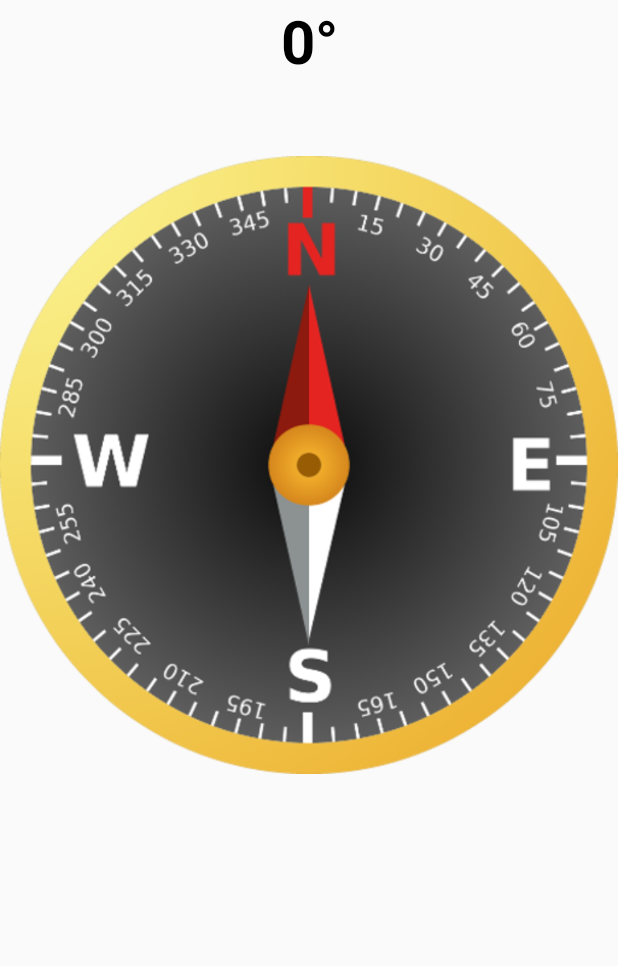
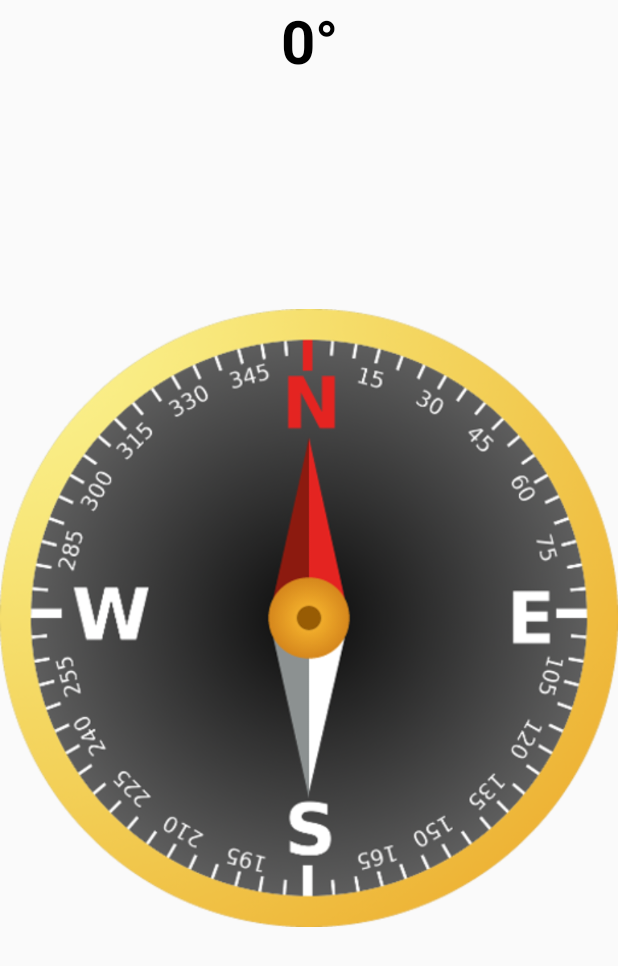
Before and after one commit to DavidBlomberg/HelloSensor, an Android app: the layout activity_compass.xml on its own in the app's theme, with its tools: preview values and no code run, on a phone screen of 412 x 824 dp. Shown: the top 966 px of the screen. Run offline under Robolectric (Android 15) with nearby library versions, the light colour scheme and no system bars.

Commit message:
Final commit! (hopefully)

```diff
--- a/app/src/main/java/com/example/hellosensor/AccelerometerActivity.java
+++ b/app/src/main/java/com/example/hellosensor/AccelerometerActivity.java
@@ -153,7 +153,7 @@ public class AccelerometerActivity extends AppCompatActivity implements SensorEv
     }
 
    public void playSound() {
-        if (deltaX > 20 || deltaY > 20 || deltaZ > 20) {
+        if (deltaX > 30 || deltaY > 30 || deltaZ > 30) {
             yuh_sound.start();
         }
 
--- a/app/src/main/java/com/example/hellosensor/MainActivity.java
+++ b/app/src/main/java/com/example/hellosensor/MainActivity.java
@@ -1,6 +1,4 @@
 package com.example.hellosensor;
-
-
 
 import android.content.Intent;
 import android.support.v7.app.AppCompatActivity;
--- a/app/src/main/res/layout/activity_compass.xml
+++ b/app/src/main/res/layout/activity_compass.xml
@@ -1,27 +1,37 @@
 <?xml version="1.0" encoding="utf-8"?>
-<RelativeLayout
+<android.support.constraint.ConstraintLayout
     xmlns:android="http://schemas.android.com/apk/res/android"
+    xmlns:app="http://schemas.android.com/apk/res-auto"
     xmlns:tools="http://schemas.android.com/tools"
-    android:id="@+id/activity_compass"
     android:layout_width="match_parent"
     android:layout_height="match_parent"
-    tools:context="CompassActivity">
+    tools:context=".CompassActivity">
 
     <TextView
+        android:id="@+id/txt_azimuth"
         android:layout_width="match_parent"
         android:layout_height="wrap_content"
         android:layout_centerHorizontal="true"
+        android:text="0°"
         android:textAlignment="center"
+        android:textColor="#000"
         android:textSize="40sp"
-        android:textColor="#000"
         android:textStyle="bold"
-        android:text="0°"
-        android:id="@+id/txt_azimuth"/>
+        app:layout_constraintEnd_toEndOf="parent"
+        app:layout_constraintStart_toStartOf="parent"
+        app:layout_constraintTop_toTopOf="parent" />
 
     <ImageView
+        android:id="@+id/img_compass"
         android:layout_width="match_parent"
         android:layout_height="wrap_content"
+        android:layout_below="@+id/txt_azimuth"
         android:src="@drawable/compass"
-        android:layout_below="@+id/txt_azimuth"
-        android:id="@+id/img_compass"/>
-</RelativeLayout>
+        app:layout_constraintBottom_toBottomOf="parent"
+        app:layout_constraintEnd_toEndOf="parent"
+        app:layout_constraintStart_toStartOf="parent"
+        app:layout_constraintTop_toTopOf="parent" />
+
+
+
+</android.support.constraint.ConstraintLayout>
--- a/app/src/main/res/layout/activity_main.xml
+++ b/app/src/main/res/layout/activity_main.xml
@@ -29,7 +29,6 @@
         android:onClick="showAccelerometer"
         android:text="Accelerometer"
         app:layout_constraintEnd_toEndOf="parent"
-        app:layout_constraintTop_toTopOf="parent"
-        android:layout_marginRight="32dp" />
+        app:layout_constraintTop_toTopOf="parent" />
 
 </android.support.constraint.ConstraintLayout>
```
Also changed, not shown: app/src/main/AndroidManifest.xml (+12 -17 lines), app/src/main/java/com/example/hellosensor/CompassActivity.java (+46 -48 lines), 286 other files.
